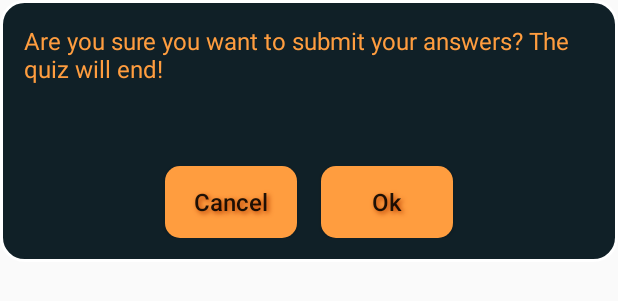
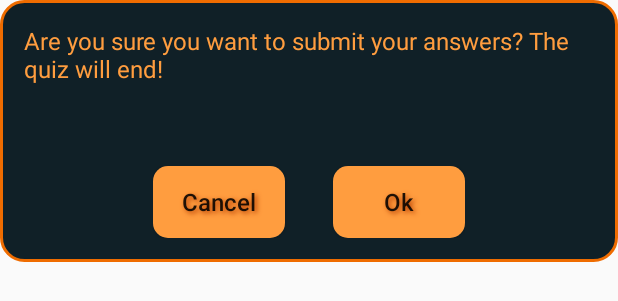
Before and after one commit to ccojocea/UdacityQuizProject, an Android app: the layout confirm_dialog.xml on its own in the app's theme, with its tools: preview values and no code run, on a phone screen of 412 x 824 dp. Shown: the top 301 px of the screen. Run offline under Robolectric (Android 15) with nearby library versions, the phone set to English and light mode, and no system bars.

Commit message:
Fix rounded corners dialog

```diff
--- a/app/src/main/java/com/example/android/ccojocea/javaquiz/ConfirmSubmitDialogFragment.java
+++ b/app/src/main/java/com/example/android/ccojocea/javaquiz/ConfirmSubmitDialogFragment.java
@@ -2,11 +2,16 @@ package com.example.android.ccojocea.javaquiz;
 
 import android.app.Dialog;
 import android.content.Context;
+import android.graphics.Color;
+import android.graphics.drawable.ColorDrawable;
 import android.os.Bundle;
+import android.support.annotation.Nullable;
 import android.support.v7.app.AlertDialog;
 import android.support.v7.app.AppCompatDialogFragment;
 import android.view.LayoutInflater;
 import android.view.View;
+import android.view.ViewGroup;
+import android.view.Window;
 import android.widget.Button;
 import android.widget.TextView;
 
@@ -56,6 +61,38 @@ public class ConfirmSubmitDialogFragment extends AppCompatDialogFragment {
     }
 
     /**
+     * Called to have the fragment instantiate its user interface view.
+     * This is optional, and non-graphical fragments can return null (which
+     * is the default implementation).  This will be called between
+     * {@link #onCreate(Bundle)} and {@link #onActivityCreated(Bundle)}.
+     * <p>
+     * <p>If you return a View from here, you will later be called in
+     * {@link #onDestroyView} when the view is being released.
+     *
+     * @param inflater           The LayoutInflater object that can be used to inflate
+     *                           any views in the fragment,
+     * @param container          If non-null, this is the parent view that the fragment's
+     *                           UI should be attached to.  The fragment should not add the view itself,
+     *                           but this can be used to generate the LayoutParams of the view.
+     * @param savedInstanceState If non-null, this fragment is being re-constructed
+     *                           from a previous saved state as given here.
+     * @return Return the View for the fragment's UI, or null.
+     */
+
+    @Nullable
+    @Override
+    public View onCreateView(LayoutInflater inflater, @Nullable ViewGroup container, @Nullable Bundle savedInstanceState) {
+
+        View view = inflater.inflate(R.layout.confirm_dialog, container, false);
+        // Set transparent background and no title
+        if (getDialog() != null && getDialog().getWindow() != null) {
+            getDialog().getWindow().setBackgroundDrawable(new ColorDrawable(Color.TRANSPARENT));
+            getDialog().getWindow().requestFeature(Window.FEATURE_NO_TITLE);
+        }
+        return view;
+    }
+
+    /**
      * Needed to send action from the dialog to the main activity
      * @param context
      */
--- a/app/src/main/java/com/example/android/ccojocea/javaquiz/MainActivity.java
+++ b/app/src/main/java/com/example/android/ccojocea/javaquiz/MainActivity.java
@@ -1,8 +1,11 @@
 package com.example.android.ccojocea.javaquiz;
 
 import android.content.Context;
+import android.graphics.Color;
+import android.graphics.drawable.ColorDrawable;
 import android.os.Bundle;
 import android.support.v7.app.AppCompatActivity;
+import android.util.Log;
 import android.view.KeyEvent;
 import android.view.MotionEvent;
 import android.view.View;
--- a/app/src/main/res/drawable/bg_curved_dialog.xml
+++ b/app/src/main/res/drawable/bg_curved_dialog.xml
@@ -1,10 +1,11 @@
 <shape xmlns:android="http://schemas.android.com/apk/res/android" >
 
-    <solid android:color="@color/colorPrimaryDark" />
+    <solid
+        android:color="@color/colorPrimaryDark" />
 
     <stroke
         android:width="2dp"
-        android:color="#ffffff" />
+        android:color="@color/colorSecondary" />
 
     <corners
         android:bottomLeftRadius="15dp"
--- /dev/null
+++ b/app/src/main/res/drawable/bg_transparent.xml
@@ -0,0 +1,8 @@
+<shape xmlns:android="http://schemas.android.com/apk/res/android"
+    android:shape="rectangle">
+    <solid
+        android:color="@android:color/transparent"/>
+    <corners
+        android:radius="15dp" />
+
+</shape>
--- a/app/src/main/res/layout/confirm_dialog.xml
+++ b/app/src/main/res/layout/confirm_dialog.xml
@@ -1,8 +1,12 @@
 <?xml version="1.0" encoding="utf-8"?>
 <RelativeLayout
     xmlns:android="http://schemas.android.com/apk/res/android"
-    android:orientation="vertical"
-    android:layout_width="match_parent"
+    android:layout_width="wrap_content"
+    android:layout_height="wrap_content"
+    android:background="@drawable/bg_transparent">
+
+    <RelativeLayout
+        android:layout_width="wrap_content"
         android:layout_height="wrap_content"
         android:background="@drawable/bg_curved_dialog"
         android:padding="@dimen/padding">
@@ -28,15 +32,16 @@
 
         <LinearLayout
             android:layout_below="@id/dialog_number_of_questions_tv"
-        android:layout_width="match_parent"
+            android:layout_width="wrap_content"
             android:layout_height="wrap_content"
-        android:gravity="center">
+            android:layout_centerHorizontal="true">
+
 
             <Button
                 android:id="@+id/dialog_negative_button"
                 android:layout_width="wrap_content"
                 android:layout_height="wrap_content"
-            android:layout_marginRight="@dimen/layout_margin_xs"
+                android:layout_marginRight="@dimen/layout_margin"
                 android:text="@string/negative_button"
                 android:textSize="@dimen/answer_font_size"
                 android:background="@drawable/bg_select"
@@ -50,7 +55,7 @@
                 android:id="@+id/dialog_positive_button"
                 android:layout_width="wrap_content"
                 android:layout_height="wrap_content"
-            android:layout_marginLeft="@dimen/layout_margin_xs"
+                android:layout_marginLeft="@dimen/layout_margin"
                 android:text="@string/positive_button"
                 android:textSize="@dimen/answer_font_size"
                 android:background="@drawable/bg_select"
@@ -62,5 +67,6 @@
 
         </LinearLayout>
 
+    </RelativeLayout>
 
 </RelativeLayout>
```
Lines whose indentation alone changed are shown as unchanged.
